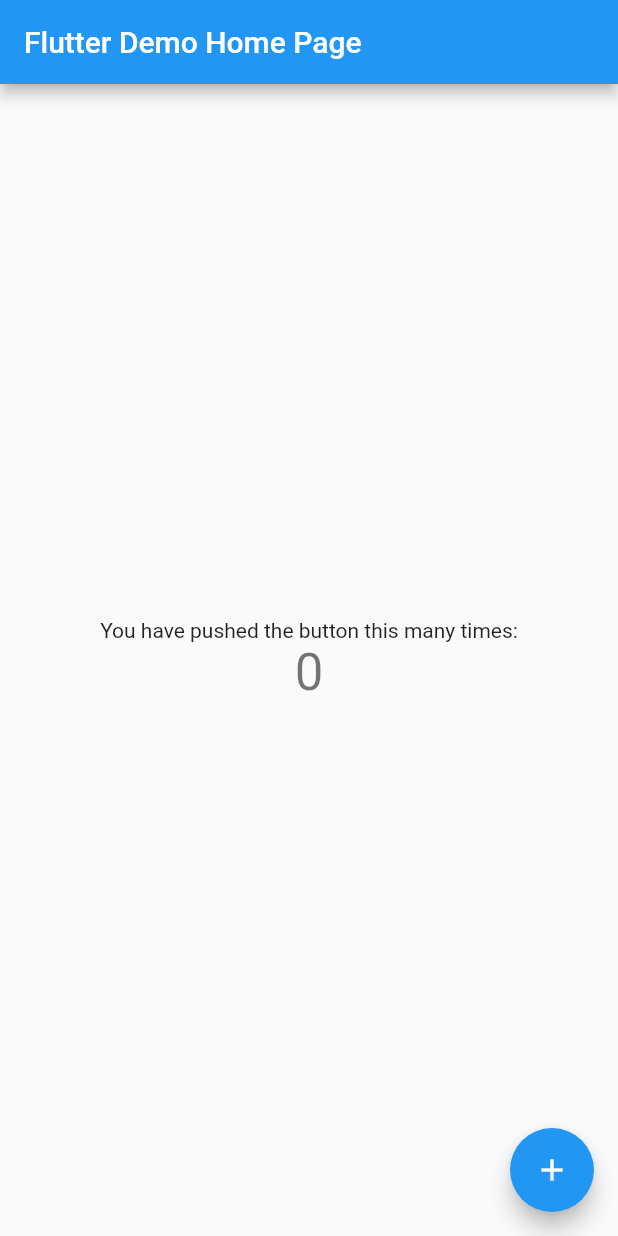
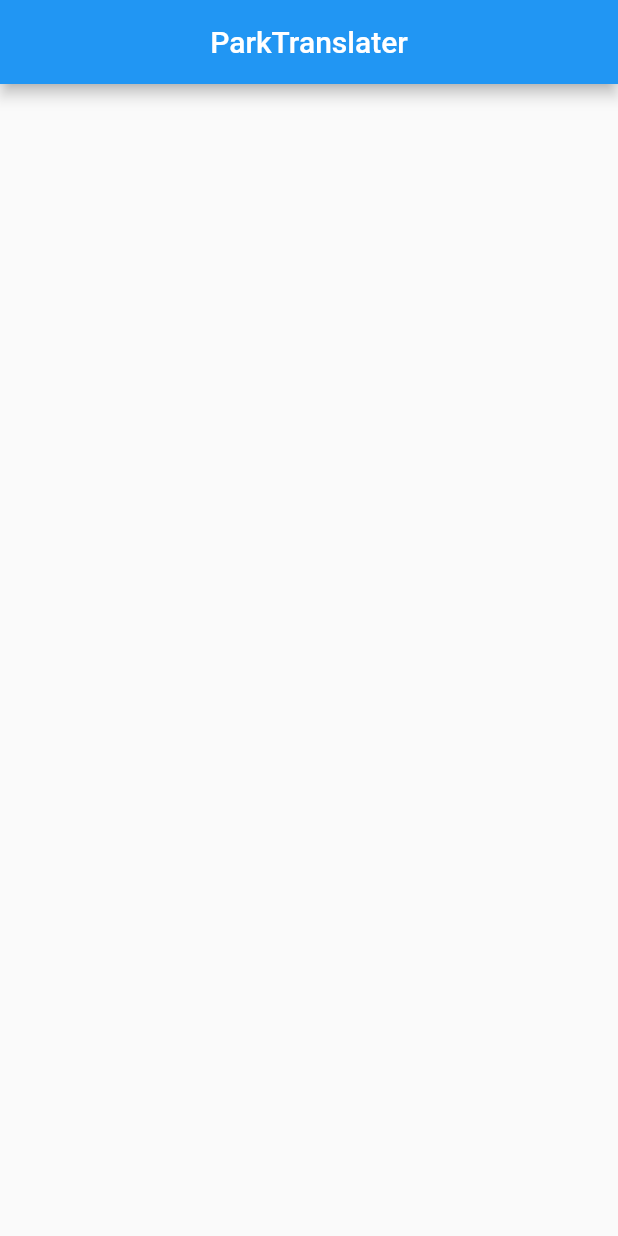
Before and after one commit to emil-lindberg/parktranslater, a Flutter app: the screen it shows after launch, on a phone screen of 412 x 824 dp. Run offline on Flutter 3.47's test engine with Material 2 defaults, Android fonts, the phone set to English and light mode, and no system bars.

Commit message:
git commit -am.

```diff
--- a/lib/main.dart
+++ b/lib/main.dart
@@ -1,115 +1,23 @@
 import 'package:flutter/material.dart';
 
-void main() {
-  runApp(const MyApp());
-}
+void main() => runApp(const AppBarApp());
 
-class MyApp extends StatelessWidget {
-  const MyApp({super.key});
+class AppBarApp extends StatelessWidget {
+  const AppBarApp({super.key});
 
-  // This widget is the root of your application.
   @override
   Widget build(BuildContext context) {
-    return MaterialApp(
-      title: 'Flutter Demo',
-      theme: ThemeData(
-        // This is the theme of your application.
-        //
-        // Try running your application with "flutter run". You'll see the
-        // application has a blue toolbar. Then, without quitting the app, try
-        // changing the primarySwatch below to Colors.green and then invoke
-        // "hot reload" (press "r" in the console where you ran "flutter run",
-        // or simply save your changes to "hot reload" in a Flutter IDE).
-        // Notice that the counter didn't reset back to zero; the application
-        // is not restarted.
-        primarySwatch: Colors.blue,
-      ),
-      home: const MyHomePage(title: 'Flutter Demo Home Page'),
+    return const MaterialApp(
+      home: AppBarMain(),
     );
   }
 }
 
-class MyHomePage extends StatefulWidget {
-  const MyHomePage({super.key, required this.title});
-
-  // This widget is the home page of your application. It is stateful, meaning
-  // that it has a State object (defined below) that contains fields that affect
-  // how it looks.
-
-  // This class is the configuration for the state. It holds the values (in this
-  // case the title) provided by the parent (in this case the App widget) and
-  // used by the build method of the State. Fields in a Widget subclass are
-  // always marked "final".
-
-  final String title;
-
-  @override
-  State<MyHomePage> createState() => _MyHomePageState();
-}
-
-class _MyHomePageState extends State<MyHomePage> {
-  int _counter = 0;
-
-  void _incrementCounter() {
-    setState(() {
-      // This call to setState tells the Flutter framework that something has
-      // changed in this State, which causes it to rerun the build method below
-      // so that the display can reflect the updated values. If we changed
-      // _counter without calling setState(), then the build method would not be
-      // called again, and so nothing would appear to happen.
-      _counter++;
-    });
-  }
-
+class AppBarMain extends StatelessWidget {
+  const AppBarMain({super.key});
   @override
   Widget build(BuildContext context) {
-    // This method is rerun every time setState is called, for instance as done
-    // by the _incrementCounter method above.
-    //
-    // The Flutter framework has been optimized to make rerunning build methods
-    // fast, so that you can just rebuild anything that needs updating rather
-    // than having to individually change instances of widgets.
     return Scaffold(
-      appBar: AppBar(
-        // Here we take the value from the MyHomePage object that was created by
-        // the App.build method, and use it to set our appbar title.
-        title: Text(widget.title),
-      ),
-      body: Center(
-        // Center is a layout widget. It takes a single child and positions it
-        // in the middle of the parent.
-        child: Column(
-          // Column is also a layout widget. It takes a list of children and
-          // arranges them vertically. By default, it sizes itself to fit its
-          // children horizontally, and tries to be as tall as its parent.
-          //
-          // Invoke "debug painting" (press "p" in the console, choose the
-          // "Toggle Debug Paint" action from the Flutter Inspector in Android
-          // Studio, or the "Toggle Debug Paint" command in Visual Studio Code)
-          // to see the wireframe for each widget.
-          //
-          // Column has various properties to control how it sizes itself and
-          // how it positions its children. Here we use mainAxisAlignment to
-          // center the children vertically; the main axis here is the vertical
-          // axis because Columns are vertical (the cross axis would be
-          // horizontal).
-          mainAxisAlignment: MainAxisAlignment.center,
-          children: <Widget>[
-            const Text(
-              'You have pushed the button this many times:',
-            ),
-            Text(
-              '$_counter',
-              style: Theme.of(context).textTheme.headline4,
-            ),
-          ],
-        ),
-      ),
-      floatingActionButton: FloatingActionButton(
-        onPressed: _incrementCounter,
-        tooltip: 'Increment',
-        child: const Icon(Icons.add),
-      ), // This trailing comma makes auto-formatting nicer for build methods.
-    );
+        appBar: AppBar(centerTitle: true, title: const Text('ParkTranslater')));
   }
 }
```
